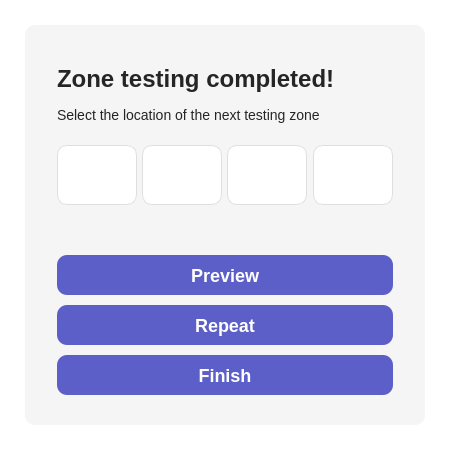
Qt form TrajectoryDialog.ui (RadioPizza/TPU-TNDT-DualCam-App) before a commit.
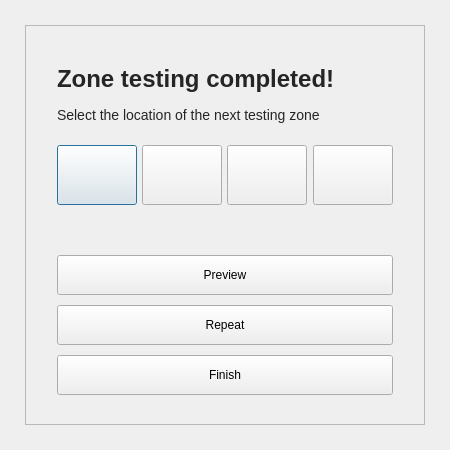
The same form after that commit. Icons and pictures are not drawn.

Commit message: - Remove all styles from windows - Add horizontal layout to scrollArea on start window - Fix vertical layout in main window - Update icons to white

```diff
--- a/TrajectoryDialog.ui
+++ b/TrajectoryDialog.ui
@@ -38,10 +38,7 @@
    <string>Zone testing completed!</string>
   </property>
   <property name="styleSheet">
-   <string notr="true">background: #FFFFFF;
-font-family: Segoe UI;
-
-</string>
+   <string notr="true"/>
   </property>
   <widget class="QFrame" name="TrajectoryFrame">
    <property name="geometry">
@@ -53,10 +50,7 @@
     </rect>
    </property>
    <property name="styleSheet">
-    <string notr="true">QFrame {
-	background: #F5F5F5;
-	border-radius: 10px;
-}</string>
+    <string notr="true"/>
    </property>
    <property name="frameShape">
     <enum>QFrame::StyledPanel</enum>
@@ -90,18 +84,7 @@
      </rect>
     </property>
     <property name="styleSheet">
-     <string notr="true">QPushButton {
-	border: 1px solid #E1DFDD;
-	border-radius: 10px;
-}
-
-QPushButton::hover::!pressed {
-	background: #E1DFDD;
-}
-
-QPushButton::pressed {
-	background: #8B8B8B;
-}</string>
+     <string notr="true"/>
     </property>
     <property name="text">
      <string/>
@@ -127,18 +110,7 @@
      </rect>
     </property>
     <property name="styleSheet">
-     <string notr="true">QPushButton {
-	border: 1px solid #E1DFDD;
-	border-radius: 10px;
-}
-
-QPushButton::hover::!pressed {
-	background: #E1DFDD;
-}
-
-QPushButton::pressed {
-	background: #8B8B8B;
-}</string>
+     <string notr="true"/>
     </property>
     <property name="text">
      <string/>
@@ -164,18 +136,7 @@
      </rect>
     </property>
     <property name="styleSheet">
-     <string notr="true">QPushButton {
-	border: 1px solid #E1DFDD;
-	border-radius: 10px;
-}
-
-QPushButton::hover::!pressed {
-	background: #E1DFDD;
-}
-
-QPushButton::pressed {
-	background: #8B8B8B;
-}</string>
+     <string notr="true"/>
     </property>
     <property name="text">
      <string/>
@@ -201,18 +162,7 @@
      </rect>
     </property>
     <property name="styleSheet">
-     <string notr="true">QPushButton {
-	border: 1px solid #E1DFDD;
-	border-radius: 10px;
-}
-
-QPushButton::hover::!pressed {
-	background: #E1DFDD;
-}
-
-QPushButton::pressed {
-	background: #8B8B8B;
-}</string>
+     <string notr="true"/>
     </property>
     <property name="text">
      <string/>
@@ -238,22 +188,7 @@
      </rect>
     </property>
     <property name="styleSheet">
-     <string notr="true">QPushButton {
-	text-align: center;
-	color: white;
-	font-size: 18px;
-	font-weight: 600;
-	background: #5B5FC7; 
-	border-radius: 10px;
-}
-
-QPushButton::hover::!pressed {
-	background: #4F52B2;
-}
-
-QPushButton::pressed {
-	background:  #161987; 
-}</string>
+     <string notr="true"/>
     </property>
     <property name="text">
      <string>Repeat</string>
@@ -269,22 +204,7 @@
      </rect>
     </property>
     <property name="styleSheet">
-     <string notr="true">QPushButton {
-	text-align: center;
-	color: white;
-	font-size: 18px;
-	font-weight: 600;
-	background: #5B5FC7; 
-	border-radius: 10px;
-}
-
-QPushButton::hover::!pressed {
-	background: #4F52B2;
-}
-
-QPushButton::pressed {
-	background:  #161987; 
-}</string>
+     <string notr="true"/>
     </property>
     <property name="text">
      <string>Preview</string>
@@ -300,22 +220,7 @@
      </rect>
     </property>
     <property name="styleSheet">
-     <string notr="true">QPushButton {
-	text-align: center;
-	color: white;
-	font-size: 18px;
-	font-weight: 600;
-	background: #5B5FC7; 
-	border-radius: 10px;
-}
-
-QPushButton::hover::!pressed {
-	background: #4F52B2;
-}
-
-QPushButton::pressed {
-	background:  #161987; 
-}</string>
+     <string notr="true"/>
     </property>
     <property name="text">
      <string>Finish</string>
```
Left out of the diff: 8 changed lines with no effect on the pictures. The commit also changes 36 other files.
